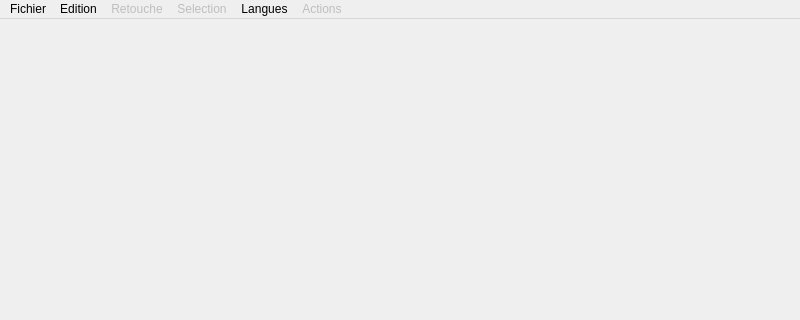
This is mainwindowmenu.ui in sykom1/Projet_IHM as Qt 5 draws it before an edit; both pictures show x 0 to 800 and y 0 to 320 of the 800 by 600 pixel window. The edited form follows.
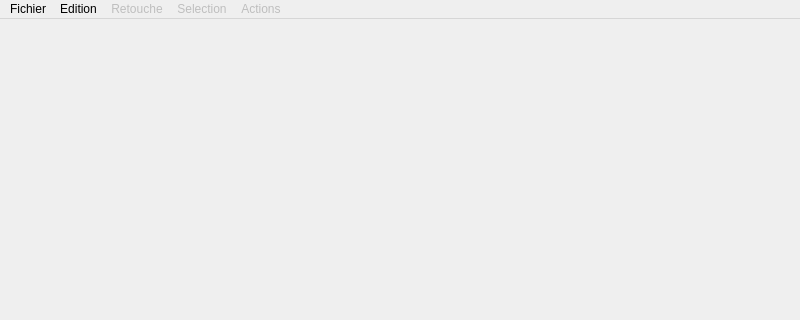
This is the edited form.

Commit message: remove langue from the menubar

The edit to the form file:
```diff
--- a/mainwindowmenu.ui
+++ b/mainwindowmenu.ui
@@ -103,13 +103,6 @@
     <addaction name="actionRectangle"/>
     <addaction name="actionCercle"/>
    </widget>
-   <widget class="QMenu" name="menuLangues">
-    <property name="title">
-     <string>Langues</string>
-    </property>
-    <addaction name="actionFrancais"/>
-    <addaction name="actionAnglais"/>
-   </widget>
    <widget class="QMenu" name="menuEdition">
     <property name="title">
      <string>Edition</string>
@@ -131,7 +124,6 @@
    <addaction name="menuEdition"/>
    <addaction name="menuRetouche"/>
    <addaction name="menuSelection"/>
-   <addaction name="menuLangues"/>
    <addaction name="menuActions"/>
   </widget>
   <widget class="QStatusBar" name="statusbar"/>
```
The commit also changes 1 other file.
